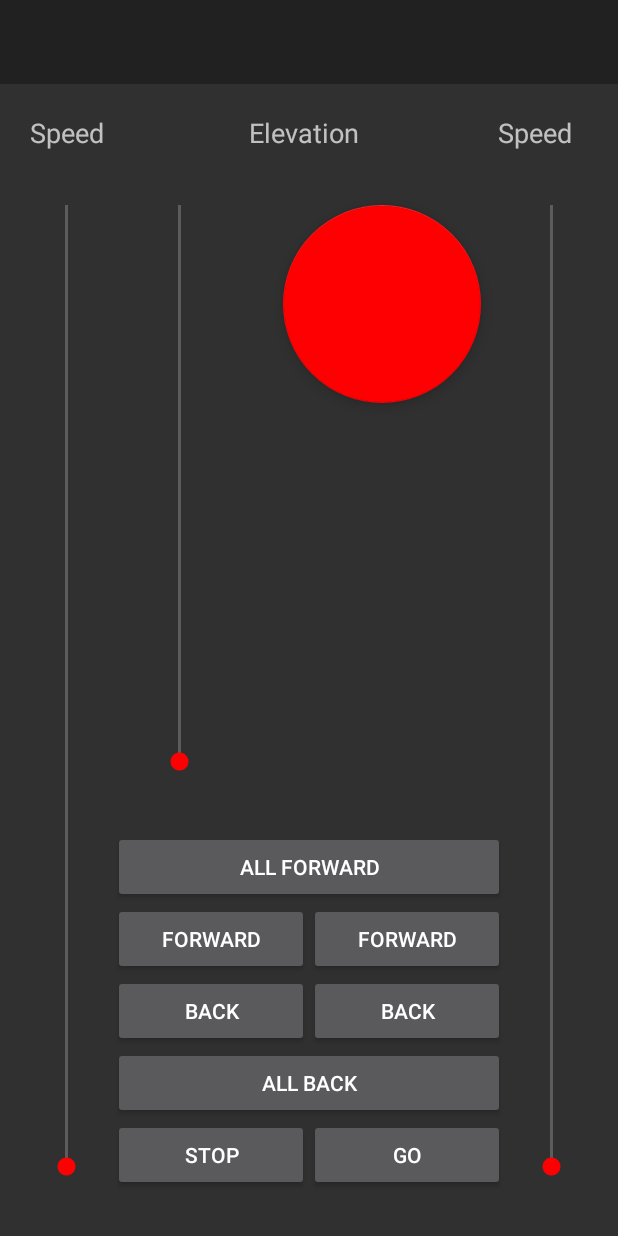
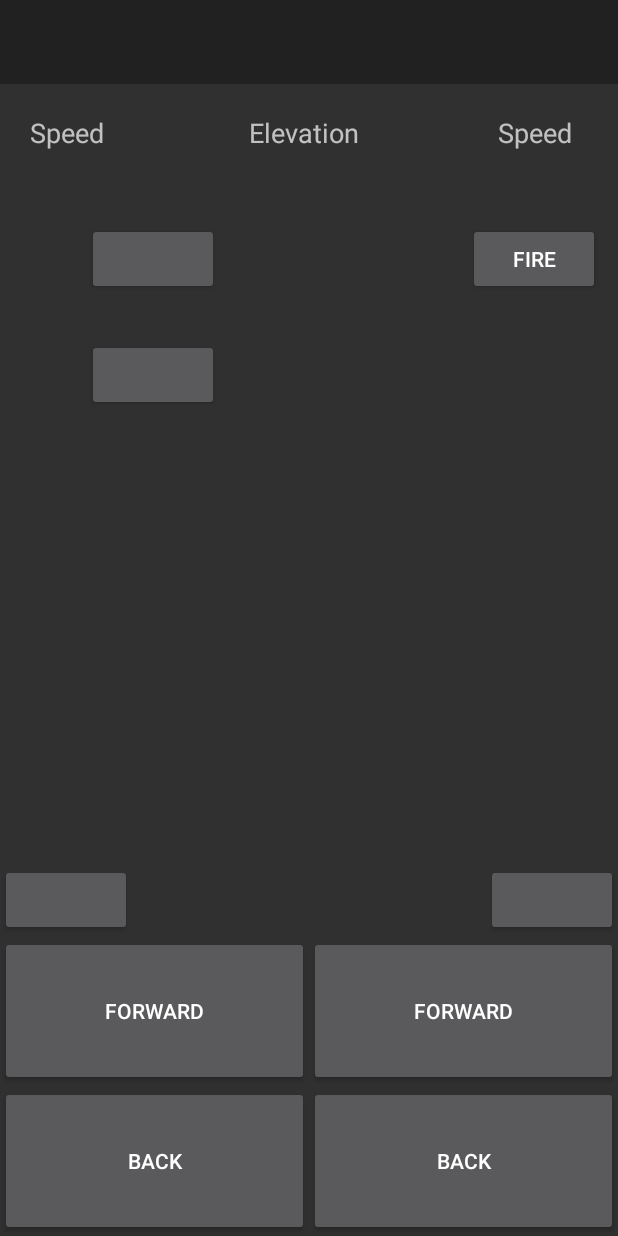
Before and after one commit to macsimbodnar/harduino-material, an Android app: the DeviceActivity screen opened directly, with no data from a screen before it, on a phone screen of 412 x 824 dp. Run offline under Robolectric (Android 15) with nearby library versions, the phone set to English and light mode, and no system bars; network calls fail; 7 statements that could not run were skipped.

Commit message:
Aggiornati i bottoni per il CMAD-II

```diff
--- a/app/src/main/java/com/mazerfaker/harduino/DeviceActivity.java
+++ b/app/src/main/java/com/mazerfaker/harduino/DeviceActivity.java
@@ -60,16 +60,18 @@ public class DeviceActivity extends AppCompatActivity {
         btAdapter = BluetoothAdapter.getDefaultAdapter();
 
         setContentView(R.layout.activity_device);
-        final Button forwardButton = (Button) findViewById(R.id.forward_button);
-        final Button backButton = (Button) findViewById(R.id.back_button);
-        Button startButton = (Button) findViewById(R.id.nos_button);
-        Button stopButton = (Button) findViewById(R.id.stop_button);
         Button forwardLeftButton = (Button) findViewById(R.id.forward_left_button);
         Button forwardRightButton = (Button) findViewById(R.id.forward_right_button);
         Button backLeftButton = (Button) findViewById(R.id.back_left_button);
         Button backRightButton = (Button) findViewById(R.id.back_right_button);
-        FloatingActionButton fireButton = (FloatingActionButton) findViewById(R.id.fire_button);
+        Button fireButton = (Button) findViewById(R.id.fire_button);
+        Button turretLeftButton = (Button) findViewById(R.id.turret_left_button);
+        Button turretRightButton = (Button) findViewById(R.id.turret_right_button);
+        Button gunUpButton = (Button) findViewById(R.id.gun_up_button);
+        Button gunDownButton = (Button) findViewById(R.id.gun_down_button);
 
+
+        /*
         final TextView sliderTextLeft = (TextView)findViewById(R.id.verticalSeekbarTextLeft);
         final TextView sliderTextRight = (TextView)findViewById(R.id.verticalSeekbarTextRight);
         final TextView elevationText = (TextView)findViewById(R.id.gunElevetionText);
@@ -86,7 +88,7 @@ public class DeviceActivity extends AppCompatActivity {
 
             @Override
             public void onProgressChanged(SeekBar seekBar, int progress, boolean fromUser) {
-                mConnectedThread.write("~" + String.format("%03d", progress) + "l");
+                mConnectedThread.write("~" + String.format("%03d", progress) + "a");
                 sliderTextLeft.setText("" + progress);
             }
         });
@@ -103,7 +105,7 @@ public class DeviceActivity extends AppCompatActivity {
 
             @Override
             public void onProgressChanged(SeekBar seekBar, int progress, boolean fromUser) {
-                mConnectedThread.write("~" + String.format("%03d", progress) + "r");
+                mConnectedThread.write("~" + String.format("%03d", progress) + "d");
                 sliderTextRight.setText("" + progress);
             }
         });
@@ -124,71 +126,122 @@ public class DeviceActivity extends AppCompatActivity {
                 elevationText.setText("" + progress);
             }
         });
+        */
 
-        forwardButton.setOnClickListener(new View.OnClickListener() {
+        forwardLeftButton.setOnTouchListener(new View.OnTouchListener() {
             @Override
-            public void onClick(View v) {
-                mConnectedThread.write("~af");
+            public boolean onTouch(View v, MotionEvent event) {
+                if(event.getAction() == MotionEvent.ACTION_DOWN){
+                    mConnectedThread.write("~lf");
+                }
+                if(event.getAction() == MotionEvent.ACTION_UP){
+                    mConnectedThread.write("~ls");
+                }
+                return true;
             }
         });
 
-        backButton.setOnClickListener(new View.OnClickListener() {
+        forwardRightButton.setOnTouchListener(new View.OnTouchListener() {
             @Override
-            public void onClick(View v) {
-                mConnectedThread.write("~ab");
+            public boolean onTouch(View v, MotionEvent event) {
+                if(event.getAction() == MotionEvent.ACTION_DOWN){
+                    mConnectedThread.write("~rf");
+                }
+                if(event.getAction() == MotionEvent.ACTION_UP){
+                    mConnectedThread.write("~rs");
+                }
+                return true;
             }
         });
 
-        startButton.setOnClickListener(new View.OnClickListener() {
+        backLeftButton.setOnTouchListener(new View.OnTouchListener() {
             @Override
-            public void onClick(View v) {
-                mConnectedThread.write("~go");
-                seekBarRight.setProgress(255);
-                seekBarLeft.setProgress(255);
+            public boolean onTouch(View v, MotionEvent event) {
+                if(event.getAction() == MotionEvent.ACTION_DOWN){
+                    mConnectedThread.write("~lb");
+                }
+                if(event.getAction() == MotionEvent.ACTION_UP){
+                    mConnectedThread.write("~ls");
+                }
+                return true;
             }
         });
 
-        stopButton.setOnClickListener(new View.OnClickListener() {
+        backRightButton.setOnTouchListener(new View.OnTouchListener() {
             @Override
-            public void onClick(View v) {
-                mConnectedThread.write("~st");
-                seekBarRight.setProgress(0);
-                seekBarLeft.setProgress(0);
+            public boolean onTouch(View v, MotionEvent event) {
+                if(event.getAction() == MotionEvent.ACTION_DOWN){
+                    mConnectedThread.write("~rb");
+                }
+                if(event.getAction() == MotionEvent.ACTION_UP){
+                    mConnectedThread.write("~rs");
+                }
+                return true;
             }
         });
 
-        forwardLeftButton.setOnClickListener(new View.OnClickListener() {
+        fireButton.setOnTouchListener(new View.OnTouchListener() {
             @Override
-            public void onClick(View v) {
-                mConnectedThread.write("~lf");
+            public boolean onTouch(View v, MotionEvent event) {
+                if(event.getAction() == MotionEvent.ACTION_DOWN){
+                    mConnectedThread.write("~gf");
+                }
+                if(event.getAction() == MotionEvent.ACTION_UP){
+                    mConnectedThread.write("~gs");
+                }
+                return true;
             }
         });
 
-        forwardRightButton.setOnClickListener(new View.OnClickListener() {
+        turretLeftButton.setOnTouchListener(new View.OnTouchListener() {
             @Override
-            public void onClick(View v) {
-                mConnectedThread.write("~rf");
+            public boolean onTouch(View v, MotionEvent event) {
+                if(event.getAction() == MotionEvent.ACTION_DOWN){
+                    mConnectedThread.write("~ag");
+                }
+                if(event.getAction() == MotionEvent.ACTION_UP){
+                    mConnectedThread.write("~as");
+                }
+                return true;
             }
         });
 
-        backLeftButton.setOnClickListener(new View.OnClickListener() {
+        turretRightButton.setOnTouchListener(new View.OnTouchListener() {
             @Override
-            public void onClick(View v) {
-                mConnectedThread.write("~lb");
+            public boolean onTouch(View v, MotionEvent event) {
+                if(event.getAction() == MotionEvent.ACTION_DOWN){
+                    mConnectedThread.write("~dg");
+                }
+                if(event.getAction() == MotionEvent.ACTION_UP){
+                    mConnectedThread.write("~ds");
+                }
+                return true;
             }
         });
 
-        backRightButton.setOnClickListener(new View.OnClickListener() {
+        gunUpButton.setOnTouchListener(new View.OnTouchListener() {
             @Override
-            public void onClick(View v) {
-                mConnectedThread.write("~rb");
+            public boolean onTouch(View v, MotionEvent event) {
+                if(event.getAction() == MotionEvent.ACTION_DOWN){
+                    mConnectedThread.write("~wg");
+                }
+                if(event.getAction() == MotionEvent.ACTION_UP){
+                    mConnectedThread.write("~ws");
+                }
+                return true;
             }
         });
 
-        fireButton.setOnClickListener(new View.OnClickListener() {
+        gunDownButton.setOnTouchListener(new View.OnTouchListener() {
             @Override
-            public void onClick(View v) {
-                mConnectedThread.write("~gf");
+            public boolean onTouch(View v, MotionEvent event) {
+                if(event.getAction() == MotionEvent.ACTION_DOWN){
+                    mConnectedThread.write("~sg");
+                }
+                if(event.getAction() == MotionEvent.ACTION_UP){
+                    mConnectedThread.write("~ss");
+                }
+                return true;
             }
         });
     }
--- a/app/src/main/res/layout/activity_device.xml
+++ b/app/src/main/res/layout/activity_device.xml
@@ -8,28 +8,6 @@
     <include
         android:id="@+id/toolbar"
         layout="@layout/toolbar"/>
-
-    <com.mazerfaker.harduino.components.VerticalSeekBar
-        android:id="@+id/seek_bar_right"
-        android:max="255"
-        android:layout_width="wrap_content"
-        android:layout_height="fill_parent"
-        android:layout_alignParentEnd="true"
-        android:layout_marginEnd="35dp"
-        android:layout_marginBottom="30dp"
-        android:progress="0"
-        android:layout_below="@+id/verticalSeekbarTextRight" />
-
-    <com.mazerfaker.harduino.components.VerticalSeekBar
-        android:id="@+id/seek_bar_left"
-        android:max="255"
-        android:layout_width="wrap_content"
-        android:layout_height="fill_parent"
-        android:layout_alignParentStart="true"
-        android:layout_marginStart="35dp"
-        android:layout_marginBottom="30dp"
-        android:progress="0"
-        android:layout_below="@+id/verticalSeekbarTextLeft" />
 
     <TextView
         android:layout_width="100dp"
@@ -66,27 +44,33 @@
         android:layout_alignParentEnd="true"
         />
 
+
     <TableLayout
         android:id="@+id/controller_container"
         android:layout_width="wrap_content"
         android:layout_height="wrap_content"
         android:stretchColumns="*"
         android:weightSum="6"
-        android:layout_alignBottom="@+id/seek_bar_right"
-        android:layout_centerHorizontal="true"
-        android:layout_marginEnd="75dp"
-        android:layout_marginStart="75dp">
+        android:layout_alignParentBottom="true"
+        android:layout_centerHorizontal="true">
 
         <TableRow
             android:id="@+id/table_1"
             android:layout_weight="1">
 
             <Button
-                android:id="@+id/forward_button"
-                android:text="@string/all_forward"
+                android:id="@+id/forward_left_button"
                 android:layout_width="match_parent"
-                android:layout_height="match_parent"
-                android:layout_span="2"/>
+                android:layout_height="100dp"
+                android:text="@string/forward"
+                tools:ignore="ButtonStyle" />
+
+            <Button
+                android:id="@+id/forward_right_button"
+                android:layout_width="match_parent"
+                android:layout_height="100dp"
+                android:text="@string/forward"
+                tools:ignore="ButtonStyle" />
         </TableRow>
 
         <TableRow
@@ -94,99 +78,59 @@
             android:layout_weight="1">
 
             <Button
-                android:id="@+id/forward_left_button"
-                android:text="@string/forward"
+                android:id="@+id/back_left_button"
                 android:layout_width="match_parent"
-                android:layout_height="match_parent"
-                tools:ignore="ButtonStyle" />
-
-            <Button
-                android:id="@+id/forward_right_button"
-                android:text="@string/forward"
-                android:layout_width="match_parent"
-                android:layout_height="match_parent"
-                tools:ignore="ButtonStyle" />
-        </TableRow>
-
-        <TableRow
-            android:id="@+id/table_3"
-            android:layout_weight="1">
-
-            <Button
-                android:id="@+id/back_left_button"
+                android:layout_height="100dp"
                 android:text="@string/back"
-                android:layout_width="match_parent"
-                android:layout_height="match_parent"
                 tools:ignore="ButtonStyle" />
 
             <Button
                 android:id="@+id/back_right_button"
+                android:layout_width="match_parent"
+                android:layout_height="100dp"
                 android:text="@string/back"
-                android:layout_width="match_parent"
-                android:layout_height="match_parent"
                 tools:ignore="ButtonStyle" />
         </TableRow>
 
-        <TableRow
-            android:id="@+id/table_4"
-            android:layout_weight="1">
-
-            <Button
-                android:id="@+id/back_button"
-                android:text="@string/all_back"
-                android:layout_width="match_parent"
-                android:layout_height="match_parent"
-                android:layout_span="2"
-                />
-        </TableRow>
-
-        <TableRow
-            android:id="@+id/table_5"
-            android:layout_weight="1">
-
-            <Button
-                android:id="@+id/stop_button"
-                android:text="@string/stop"
-                android:layout_width="match_parent"
-                android:layout_height="match_parent"
-                tools:ignore="ButtonStyle" />
-
-            <Button
-                android:id="@+id/nos_button"
-                android:text="@string/start"
-                android:layout_width="match_parent"
-                android:layout_height="match_parent"
-                tools:ignore="ButtonStyle" />
-        </TableRow>
     </TableLayout>
 
-    <GridLayout
-        android:layout_width="match_parent"
-        android:layout_height="match_parent"
-        android:stretchColumns="*"
+    <Button
+        android:id="@+id/turret_left_button"
+        android:layout_width="wrap_content"
+        android:layout_height="wrap_content"
+        android:layout_above="@+id/controller_container"
+        android:layout_alignParentStart="true" />
+
+    <Button
+        android:id="@+id/turret_right_button"
+        android:layout_width="wrap_content"
+        android:layout_height="wrap_content"
+        android:layout_above="@+id/controller_container"
+        android:layout_alignParentEnd="true" />
+
+    <Button
+        android:id="@+id/gun_up_button"
+        android:layout_width="wrap_content"
+        android:layout_height="wrap_content"
         android:layout_below="@+id/verticalSeekbarTextLeft"
-        android:layout_centerHorizontal="true"
-        android:layout_above="@+id/controller_container"
-        android:layout_marginEnd="75dp"
-        android:layout_marginStart="75dp">
+        android:layout_marginTop="28dp"
+        android:layout_toStartOf="@+id/gunElevetionText" />
 
-        <com.mazerfaker.harduino.components.VerticalSeekBar
-            android:id="@+id/gun_elevation"
-            android:max="110"
-            android:layout_width="wrap_content"
-            android:layout_height="fill_parent"
-            android:layout_marginStart="35dp"
-            android:layout_marginBottom="30dp"
-            android:progress="0" />
+    <Button
+        android:id="@+id/gun_down_button"
+        android:layout_width="wrap_content"
+        android:layout_height="wrap_content"
+        android:layout_alignStart="@+id/gun_up_button"
+        android:layout_below="@+id/gun_up_button"
+        android:layout_marginTop="29dp" />
 
-        <android.support.design.widget.FloatingActionButton
-            android:id="@+id/fire_button"
-            android:layout_height="132dp"
-            android:layout_gravity="right"
-            android:layout_margin="16dp"
-            android:layout_width="132dp"
-            tools:ignore="RtlHardcoded" />
+    <Button
+        android:id="@+id/fire_button"
+        android:layout_width="wrap_content"
+        android:layout_height="wrap_content"
+        android:layout_alignBottom="@+id/gun_up_button"
+        android:layout_alignStart="@+id/verticalSeekbarTextRight"
+        android:text="@string/fire" />
 
-    </GridLayout>
 
 </RelativeLayout>
--- a/build.gradle
+++ b/build.gradle
@@ -5,7 +5,7 @@ buildscript {
         jcenter()
     }
     dependencies {
-        classpath 'com.android.tools.build:gradle:2.3.0'
+        classpath 'com.android.tools.build:gradle:2.3.2'
 
         // NOTE: Do not place your application dependencies here; they belong
         // in the individual module build.gradle files
```
